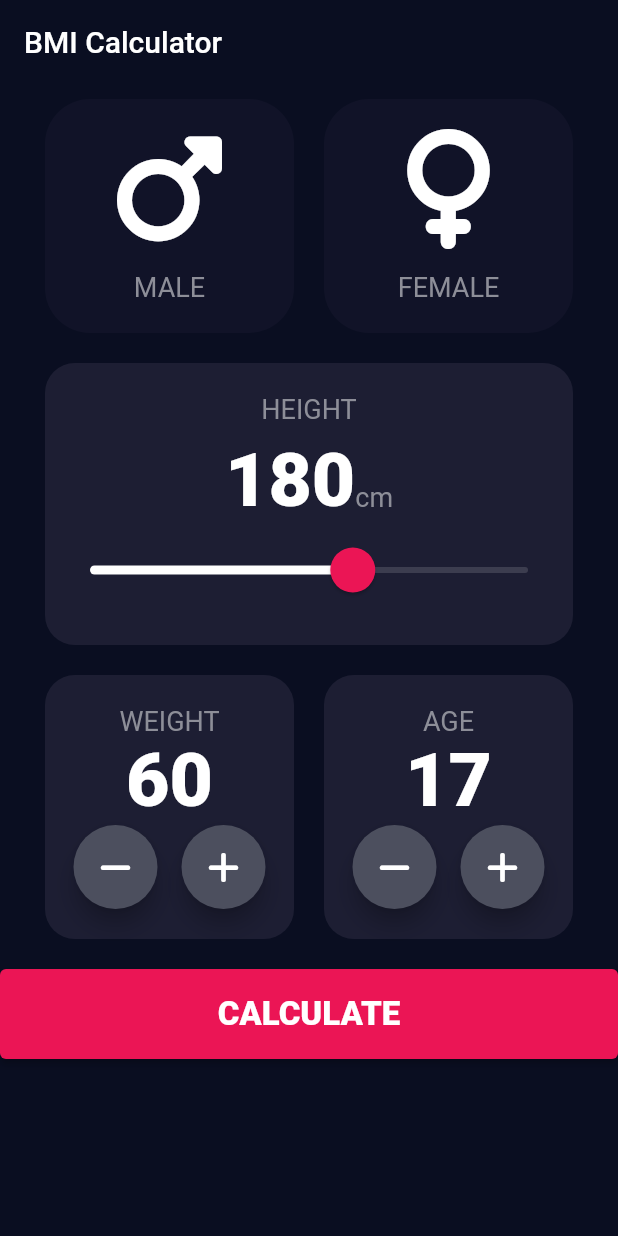
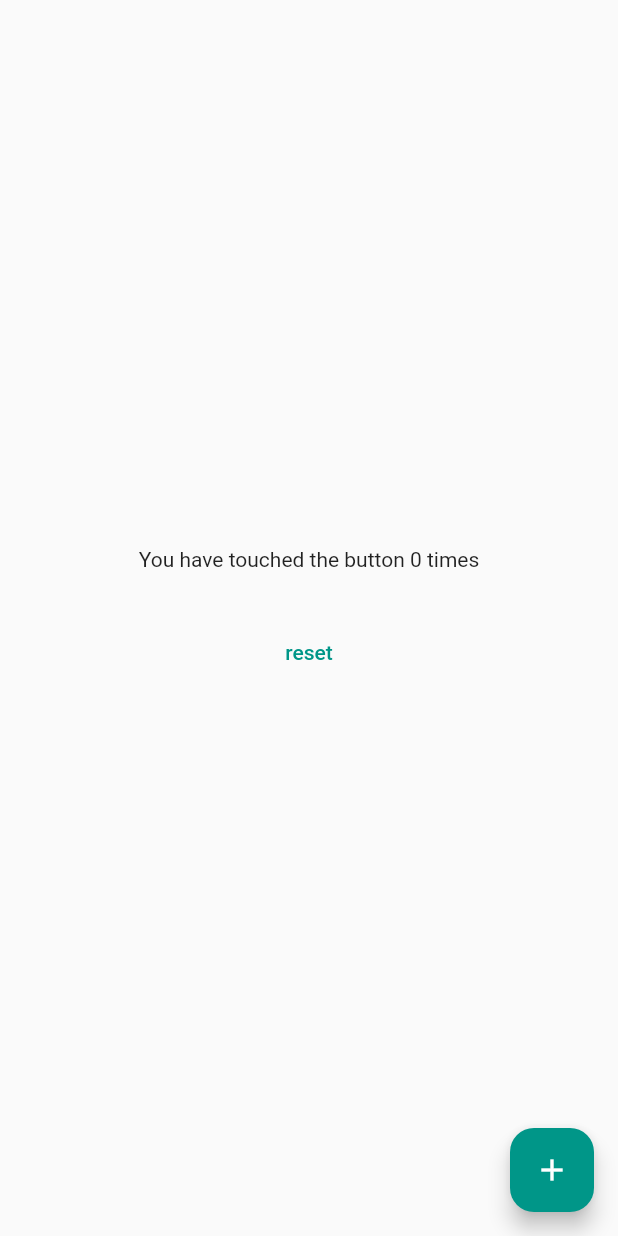
Before and after one commit to maroafenogho/fun_concepts, a Flutter app: the screen it shows after launch, on a phone screen of 412 x 824 dp. Run offline on Flutter 3.47's test engine with Material 2 defaults, Android fonts, the phone set to English and light mode, and no system bars; our stand-ins replace flutter_riverpod.

Commit message:
riverpod counter done

```diff
--- a/lib/app/modules/bmi/bmi_controller.dart
+++ /dev/null
@@ -1,65 +0,0 @@
-import 'package:get/state_manager.dart';
-import 'dart:math';
-
-class BmiController extends GetxController {
-  final selectedCard = ''.obs;
-  final height = 180.obs;
-  final weight = 60.obs;
-  final age = 17.obs;
-  final bmi = ''.obs;
-  final bmiResult = ''.obs;
-
-  increaseWeight() {
-    weight.value++;
-  }
-
-  String calculateBmi(int height, weight) {
-    double theBmi = weight / pow(height / 100, 2);
-    bmi.value = theBmi.toStringAsFixed(1);
-    String returnStatement = '';
-    if (theBmi < 18.5) {
-      returnStatement =
-          'Your BMI is lower than it should be.\nTry putting on some weight.';
-    } else if (theBmi < 24.9) {
-      returnStatement = 'Your BMI is looking great.';
-    } else if (theBmi >= 25) {
-      returnStatement =
-          'Your BMI is higher than it should be.\nTry shedding on some weight.';
-    }
-    return returnStatement;
-  }
-
-  increaseAge() {
-    age.value++;
-  }
-
-  reduceAge() {
-    if (age.value > 0) {
-      age.value--;
-    }
-  }
-
-  reduceWeight() {
-    if (weight.value > 0) {
-      weight.value--;
-    }
-  }
-
-  @override
-  void onClose() {
-    // TODO: implement onClose
-    super.onClose();
-  }
-
-  @override
-  void onReady() {
-    // TODO: implement onReady
-    super.onReady();
-  }
-
-  @override
-  void onInit() {
-    // TODO: implement onInit
-    super.onInit();
-  }
-}
--- a/lib/app/modules/bmi/input_screen.dart
+++ /dev/null
@@ -1,286 +0,0 @@
-import 'package:bootcamp101/app/modules/bmi/bmi_controller.dart';
-import 'package:bootcamp101/common/app_constants.dart';
-import 'package:bootcamp101/common/app_widgets/gender_button.dart';
-import 'package:bootcamp101/common/app_widgets/reusable_card.dart';
-import 'package:bootcamp101/common/app_widgets/round_icon_button.dart';
-import 'package:flutter/material.dart';
-import 'package:flutter/services.dart';
-import 'package:flutter/src/foundation/key.dart';
-import 'package:flutter/src/widgets/framework.dart';
-import 'package:font_awesome_flutter/font_awesome_flutter.dart';
-import 'package:get/get.dart';
-
-class BmiInputScreen extends StatelessWidget {
-  BmiInputScreen({Key? key}) : super(key: key);
-  final controller = Get.put(BmiController());
-  @override
-  Widget build(BuildContext context) {
-    return AnnotatedRegion(
-      value: SystemUiOverlayStyle(
-          statusBarColor: Colors.transparent,
-          // statusBarBrightness: Brightness.dark,
-          statusBarIconBrightness: Brightness.light),
-      child: Scaffold(
-        backgroundColor: AppConstants.backgroundColor,
-        appBar: AppBar(
-          automaticallyImplyLeading: false,
-          title: Text('BMI Calculator'),
-          backgroundColor: AppConstants.backgroundColor,
-          elevation: 0,
-        ),
-        body: Container(
-          color: AppConstants.backgroundColor,
-          width: MediaQuery.of(context).size.width,
-          child: Stack(children: [
-            SingleChildScrollView(
-              child: Padding(
-                padding: EdgeInsets.symmetric(horizontal: 30),
-                child: Column(
-                  children: [
-                    SizedBox(
-                      height: 10,
-                    ),
-                    Row(
-                      mainAxisAlignment: MainAxisAlignment.spaceAround,
-                      children: [
-                        Expanded(
-                          flex: 1,
-                          child: Obx(
-                            () => GenderCard(
-                              icon: FontAwesomeIcons.mars,
-                              text: 'MALE',
-                              color: controller.selectedCard.value == 'male'
-                                  ? AppConstants.activeCardColor
-                                  : AppConstants.mainColor,
-                              onTap: () {
-                                controller.selectedCard.value = 'male';
-                              },
-                            ),
-                          ),
-                        ),
-                        SizedBox(
-                          width: 20,
-                        ),
-                        Expanded(
-                          flex: 1,
-                          child: Obx(
-                            () => GenderCard(
-                              icon: FontAwesomeIcons.venus,
-                              text: 'FEMALE',
-                              color: controller.selectedCard.value == 'female'
-                                  ? AppConstants.activeCardColor
-                                  : AppConstants.mainColor,
-                              onTap: () {
-                                controller.selectedCard.value = 'female';
-                              },
-                            ),
-                          ),
-                        ),
-                      ],
-                    ),
-                    SizedBox(
-                      height: 20,
-                    ),
-                    Container(
-                      decoration: BoxDecoration(
-                        color: AppConstants.activeCardColor,
-                        borderRadius: BorderRadius.circular(20),
-                      ),
-                      padding: EdgeInsets.symmetric(vertical: 20),
-                      child: Column(
-                        mainAxisAlignment: MainAxisAlignment.center,
-                        children: [
-                          Text(
-                            'HEIGHT',
-                            style: AppConstants.kLabelTextStyle,
-                          ),
-                          SizedBox(
-                            height: 8.0,
-                          ),
-                          Row(
-                            mainAxisAlignment: MainAxisAlignment.center,
-                            textBaseline: TextBaseline.alphabetic,
-                            crossAxisAlignment: CrossAxisAlignment.baseline,
-                            children: <Widget>[
-                              Obx(
-                                () => Text(
-                                  controller.height.value.toString(),
-                                  style: AppConstants.numberTextStyle,
-                                ),
-                              ),
-                              Text(
-                                'cm',
-                                style: AppConstants.kLabelTextStyle,
-                              ),
-                            ],
-                          ),
-                          SliderTheme(
-                            data: SliderTheme.of(context).copyWith(
-                              thumbColor: Color(0xFFEB1555),
-                              activeTrackColor: Colors.white,
-                              overlayColor: Color(0x29EB1555),
-                              inactiveTrackColor: Color(0x25f5f5f5),
-                              thumbShape: RoundSliderThumbShape(
-                                  enabledThumbRadius: 15.0),
-                              overlayShape:
-                                  RoundSliderOverlayShape(overlayRadius: 30.0),
-                            ),
-                            child: Obx(
-                              () => Slider(
-                                value: controller.height.value.toDouble(),
-                                min: 120,
-                                max: 220,
-                                onChanged: (double newValue) {
-                                  controller.height.value = newValue.round();
-                                },
-                              ),
-                            ),
-                          ),
-                        ],
-                      ),
-                    ),
-                    SizedBox(
-                      height: 20,
-                    ),
-                    Row(
-                      children: <Widget>[
-                        Expanded(
-                          child: ReusableCard(
-                            colour: AppConstants.activeCardColor,
-                            cardChild: Column(
-                              mainAxisAlignment: MainAxisAlignment.center,
-                              children: <Widget>[
-                                Text(
-                                  'WEIGHT',
-                                  style: AppConstants.kLabelTextStyle,
-                                ),
-                                Obx(
-                                  () => Text(
-                                    controller.weight.value.toString(),
-                                    style: AppConstants.numberTextStyle,
-                                  ),
-                                ),
-                                Row(
-                                  mainAxisAlignment: MainAxisAlignment.center,
-                                  children: <Widget>[
-                                    RoundIconButton(
-                                      icon: FontAwesomeIcons.minus,
-                                      onPressed: () {
-                                        controller.reduceWeight();
-                                      },
-                                    ),
-                                    SizedBox(
-                                      width: 16.0,
-                                    ),
-                                    RoundIconButton(
-                                      icon: FontAwesomeIcons.plus,
-                                      onPressed: () {
-                                        controller.increaseWeight();
-                                      },
-                                    ),
-                                  ],
-                                ),
-                              ],
-                            ),
-                          ),
-                        ),
-                        SizedBox(
-                          width: 20,
-                        ),
-                        Expanded(
-                          child: ReusableCard(
-                            colour: AppConstants.activeCardColor,
-                            cardChild: Column(
-                              mainAxisAlignment: MainAxisAlignment.center,
-                              children: <Widget>[
-                                Text(
-                                  'AGE',
-                                  style: AppConstants.kLabelTextStyle,
-                                ),
-                                Obx(
-                                  () => Text(
-                                    controller.age.value.toString(),
-                                    style: AppConstants.numberTextStyle,
-                                  ),
-                                ),
-                                Row(
-                                  mainAxisAlignment: MainAxisAlignment.center,
-                                  children: <Widget>[
-                                    RoundIconButton(
-                                      icon: FontAwesomeIcons.minus,
-                                      onPressed: () {
-                                        controller.reduceAge();
-                                      },
-                                    ),
-                                    SizedBox(
-                                      width: 16.0,
-                                    ),
-                                    RoundIconButton(
-                                      icon: FontAwesomeIcons.plus,
-                                      onPressed: () {
-                                        controller.increaseAge();
-                                      },
-                                    ),
-                                  ],
-                                ),
-                              ],
-                            ),
-                          ),
-                        )
-                      ],
-                    ),
-                    SizedBox(
-                      height: 80,
-                    )
-                  ],
-                ),
-              ),
-            ),
-            Positioned(
-              bottom: 0,
-              child: SizedBox(
-                width: MediaQuery.of(context).size.width,
-                height: 60,
-                child: ElevatedButton(
-                    onPressed: () {
-                      String text = controller.calculateBmi(
-                          controller.height.value, controller.weight.value);
-                      showDialog(
-                          context: context,
-                          builder: (_) {
-                            return AlertDialog(
-                              title: Column(
-                                children: [
-                                  Text(
-                                    controller.bmi.value,
-                                    style: double.parse(controller.bmi.value) <
-                                            18.5
-                                        ? AppConstants.numberTextStyleRed
-                                        : double.parse(controller.bmi.value) <
-                                                24.9
-                                            ? AppConstants.numberTextStyleGreen
-                                            : AppConstants.numberTextStyleRed,
-                                  ),
-                                  Text(
-                                    text,
-                                    style: AppConstants.kLabelTextStyle2,
-                                    textAlign: TextAlign.center,
-                                  ),
-                                ],
-                              ),
-                              backgroundColor: AppConstants.activeCardColor,
-                            );
-                          });
-                    },
-                    style: ElevatedButton.styleFrom(
-                      primary: Color(0xFFEB1555),
-                    ),
-                    child: Text('CALCULATE', style: AppConstants.bigTextStyle)),
-              ),
-            )
-          ]),
-        ),
-      ),
-    );
-  }
-}
--- a/lib/common/app_constants.dart
+++ /dev/null
@@ -1,35 +0,0 @@
-import 'package:flutter/material.dart';
-
-class AppConstants {
-  static const activeCardColor = Color(0xFF1D1E33);
-  static const mainColor = Color(0xFF111328);
-  static const backgroundColor = Color(0xFF0A0E21);
-
-  static const numberTextStyle = TextStyle(
-    fontSize: 50.0,
-    fontWeight: FontWeight.w900,
-    color: Colors.white,
-  );
-  static const numberTextStyleRed =
-      TextStyle(fontSize: 50.0, fontWeight: FontWeight.w900, color: Colors.red);
-
-  static const numberTextStyleGreen = TextStyle(
-    fontSize: 50.0,
-    fontWeight: FontWeight.w900,
-    color: Colors.greenAccent,
-  );
-
-  static const kLabelTextStyle =
-      TextStyle(fontSize: 18.0, color: Color(0xFF8D8E98));
-
-  static const kLabelTextStyle2 =
-      TextStyle(fontSize: 16.0, color: Color(0xFF8D8E98));
-  static const infoText =
-      TextStyle(fontSize: 18.0, color: Color.fromARGB(255, 0, 0, 0));
-
-  static const bigTextStyle = TextStyle(
-    color: Colors.white,
-    fontSize: 22,
-    fontWeight: FontWeight.w900,
-  );
-}
--- a/lib/common/app_widgets/gender_button.dart
+++ /dev/null
@@ -1,44 +0,0 @@
-import 'package:bootcamp101/common/app_constants.dart';
-import 'package:flutter/material.dart';
-
-class GenderCard extends StatelessWidget {
-  const GenderCard({
-    Key? key,
-    required this.icon,
-    required this.text,
-    required this.color,
-    required this.onTap,
-  }) : super(key: key);
-  final IconData icon;
-  final String text;
-  final Color color;
-  final Function() onTap;
-
-  @override
-  Widget build(BuildContext context) {
-    return GestureDetector(
-      onTap: onTap,
-      child: Container(
-        decoration: BoxDecoration(
-          color: color,
-          borderRadius: BorderRadius.circular(30),
-        ),
-        padding: EdgeInsets.symmetric(horizontal: 40, vertical: 20),
-        child: Column(children: [
-          Icon(
-            icon,
-            size: 80.0,
-            color: Colors.white,
-          ),
-          SizedBox(
-            height: 15.0,
-          ),
-          Text(
-            text,
-            style: AppConstants.kLabelTextStyle,
-          )
-        ]),
-      ),
-    );
-  }
-}
--- a/lib/common/app_widgets/reusable_card.dart
+++ /dev/null
@@ -1,25 +0,0 @@
-import 'package:flutter/material.dart';
-
-class ReusableCard extends StatelessWidget {
-  ReusableCard({required this.colour, required this.cardChild, this.onTap});
-
-  final Color colour;
-  final Widget cardChild;
-  final Function()? onTap;
-
-  @override
-  Widget build(BuildContext context) {
-    return GestureDetector(
-      onTap: onTap,
-      child: Container(
-        child: cardChild,
-        // margin: EdgeInsets.all(20.0),
-        padding: EdgeInsets.symmetric(horizontal: 10, vertical: 20),
-        decoration: BoxDecoration(
-          color: colour,
-          borderRadius: BorderRadius.circular(20.0),
-        ),
-      ),
-    );
-  }
-}
--- a/lib/common/app_widgets/round_icon_button.dart
+++ /dev/null
@@ -1,25 +0,0 @@
-import 'package:flutter/material.dart';
-
-class RoundIconButton extends StatelessWidget {
-  RoundIconButton({required this.icon, required this.onPressed});
-  final IconData icon;
-  final Function() onPressed;
-
-  @override
-  Widget build(BuildContext context) {
-    return RawMaterialButton(
-      child: Icon(
-        icon,
-        color: Colors.white,
-      ),
-      onPressed: onPressed,
-      elevation: 6.0,
-      constraints: BoxConstraints.tightFor(
-        width: 56.0,
-        height: 56.0,
-      ),
-      shape: CircleBorder(),
-      fillColor: Color(0xFF4C4F5E),
-    );
-  }
-}
--- a/lib/main.dart
+++ b/lib/main.dart
@@ -1,8 +1,8 @@
-import 'package:bootcamp101/app/modules/bmi/input_screen.dart';
 import 'package:flutter/material.dart';
+import 'package:flutter_riverpod/flutter_riverpod.dart';
 
 void main() {
-  runApp(const MyApp());
+  runApp(const ProviderScope(child: MyApp()));
 }
 
 class MyApp extends StatelessWidget {
@@ -12,12 +12,45 @@ class MyApp extends StatelessWidget {
   @override
   Widget build(BuildContext context) {
     return MaterialApp(
-      title: 'BMI Calculator',
+      title: 'Counter riverpod',
       theme: ThemeData(
-          // primarySwatch:AppConstants.mainColor,
-          ),
-      debugShowCheckedModeBanner: false,
-      home: BmiInputScreen(),
+        primarySwatch: Colors.teal,
+      ).copyWith(
+        useMaterial3: true,
+        brightness: Brightness.light,
+      ),
+      home: const MyHomePage(),
     );
   }
 }
+
+final counterProvider = StateProvider((ref) => 0);
+
+class MyHomePage extends ConsumerWidget {
+  const MyHomePage({Key? key}) : super(key: key);
+
+  @override
+  Widget build(BuildContext context, WidgetRef ref) {
+    return Scaffold(
+      body: Center(child: Consumer(builder: (context, ref, child) {
+        return Column(
+          mainAxisAlignment: MainAxisAlignment.center,
+          children: [
+            Text(
+                'You have touched the button ${ref.watch(counterProvider.state).state} times'),
+            SizedBox(height: 30),
+            TextButton(
+                onPressed: () {
+                  ref.read(counterProvider.state).state = 0;
+                },
+                child: Text('reset'))
+          ],
+        );
+      })),
+      floatingActionButton: FloatingActionButton(
+        onPressed: () => ref.read(counterProvider.state).state++,
+        child: Icon(Icons.add),
+      ),
+    );
+  }
+}
```
Also changed, not shown: pubspec.yaml (+2 -37 lines), pubspec.lock.
